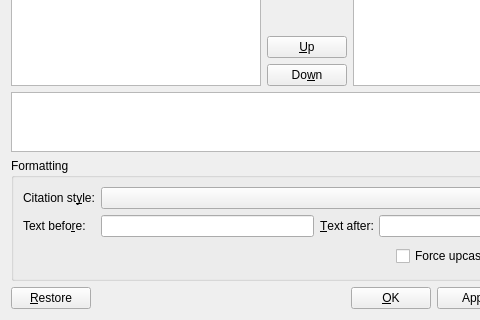
Qt form src/frontends/qt4/ui/CitationUi.ui (cburschka/lyx) before a commit; both pictures show x 0 to 480 and y 186 to 506 of the 614 by 506 pixel window.
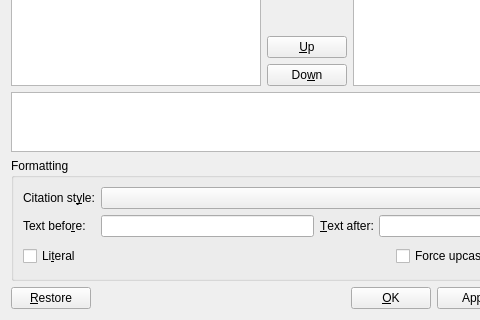
The same form after that commit. Icons and pictures are not drawn.

Commit message:
Extend LATEXIFY command param handling and add literal param.
File format change.

This allows for the relevant InsetCommand-based dialogs (such as
citation text before/after, Bibitem label, hyperlink name etc.)
to provide both the input of verbatim code or text that is transformed
to proper LaTeX code.

Some dialogs (Nomencl, Href) already had some methods (although they
could not be toggled), which are now centralized and streamlined.

The initial work of this patch has been done by Georg Baum (see
http://www.lyx.org/trac/attachment/ticket/2751/x.diff)

Fixes: #2751, #8227.

Diff of the .ui file:
```diff
--- a/src/frontends/qt4/ui/CitationUi.ui
+++ b/src/frontends/qt4/ui/CitationUi.ui
@@ -359,6 +359,16 @@
         <property name="bottomMargin">
          <number>0</number>
         </property>
+        <item>
+         <widget class="QCheckBox" name="literalCB">
+          <property name="toolTip">
+           <string>Pass content of `Text before' and `Text after' fields literally to LaTeX. Check this if you want to enter LaTeX code.</string>
+          </property>
+          <property name="text">
+           <string>Li&amp;teral</string>
+          </property>
+         </widget>
+        </item>
         <item>
          <spacer>
           <property name="orientation">
```
The commit also changes 24 other files.
